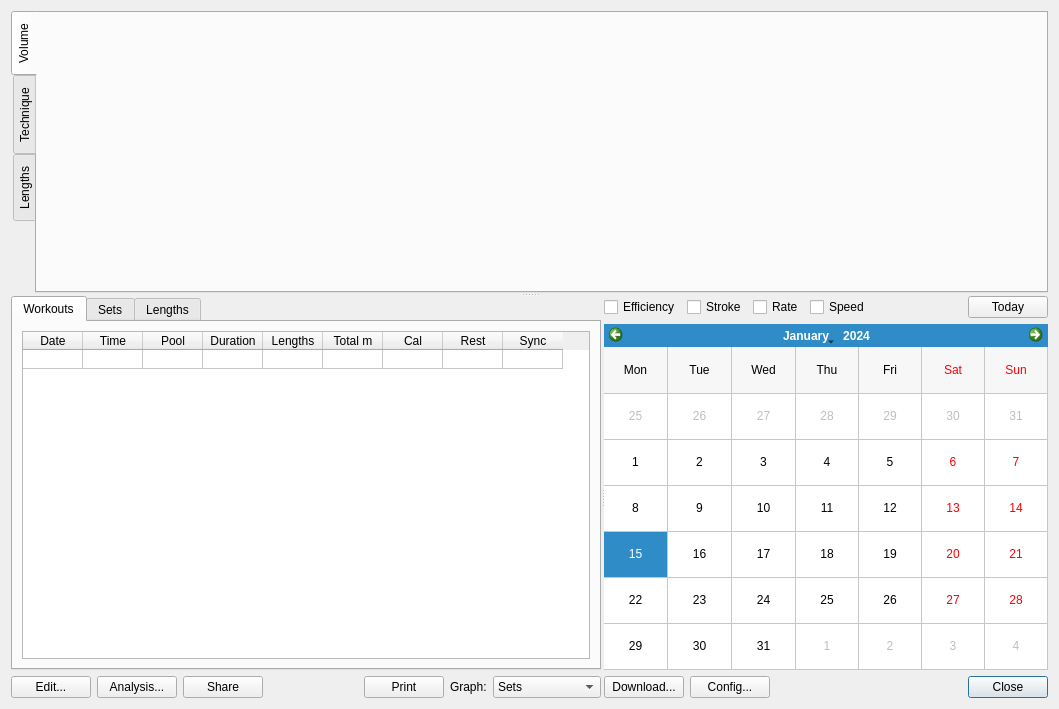
This is ui/summary.ui in ihewitt/poolviewer as Qt 5 draws it before an edit. The edited form follows.
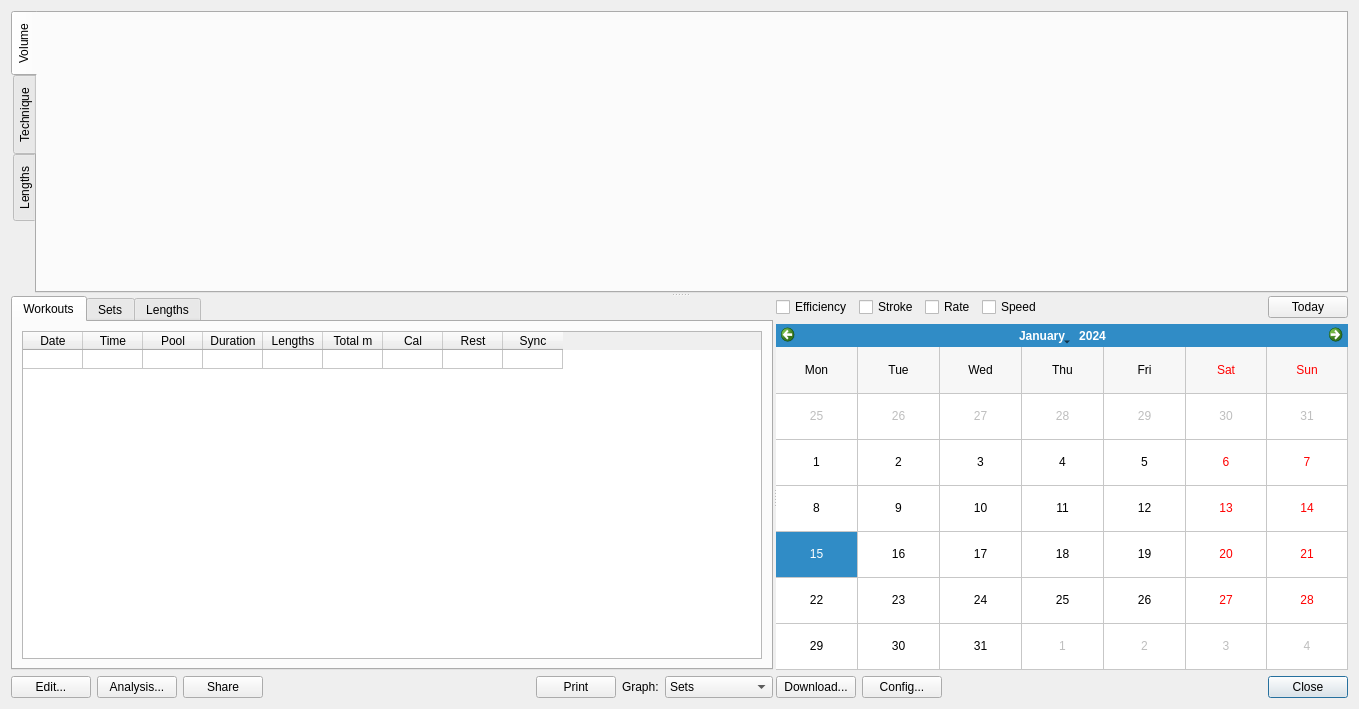
This is the edited form. Custom widgets are drawn as their Qt base class.

Commit message: Marginally wider dialogs to avoid truncation.

The edit to the form file:
```diff
--- a/ui/summary.ui
+++ b/ui/summary.ui
@@ -6,7 +6,7 @@
    <rect>
     <x>0</x>
     <y>0</y>
-    <width>1059</width>
+    <width>1359</width>
     <height>709</height>
    </rect>
   </property>
```
The commit also changes 1 other file.
